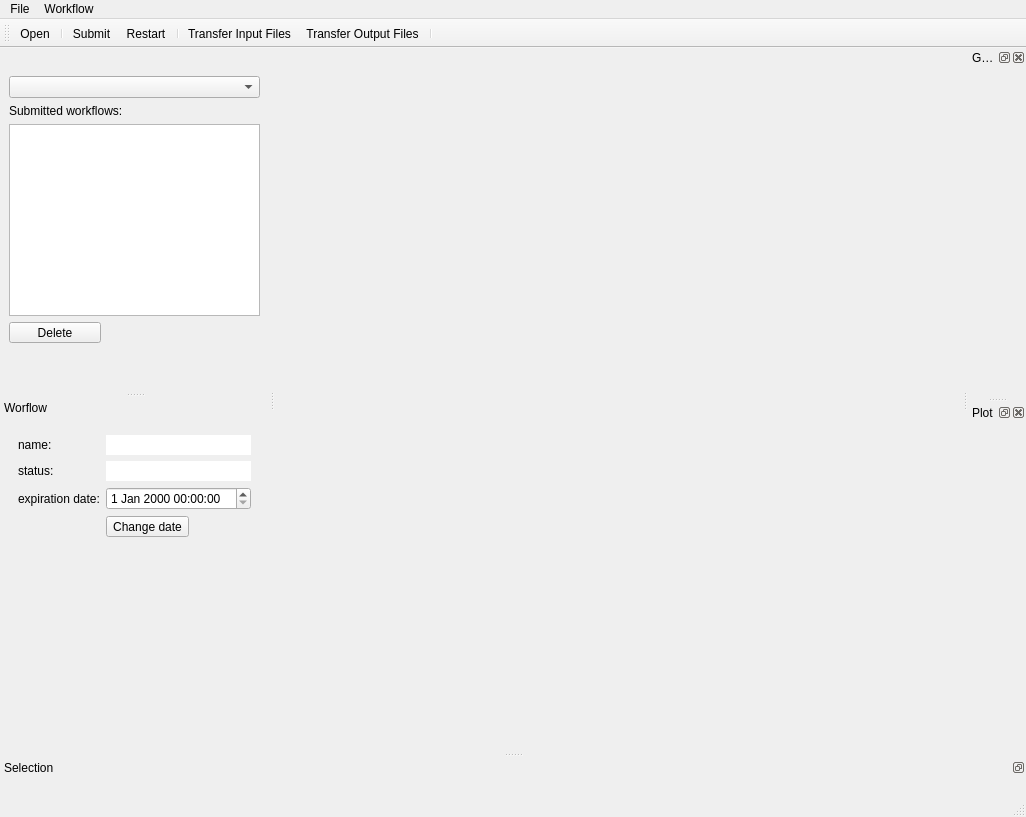
This is python/soma/workflow/gui/WorkflowMainWindow.ui in populse/soma-workflow as Qt 5 draws it before an edit. The edited form follows.
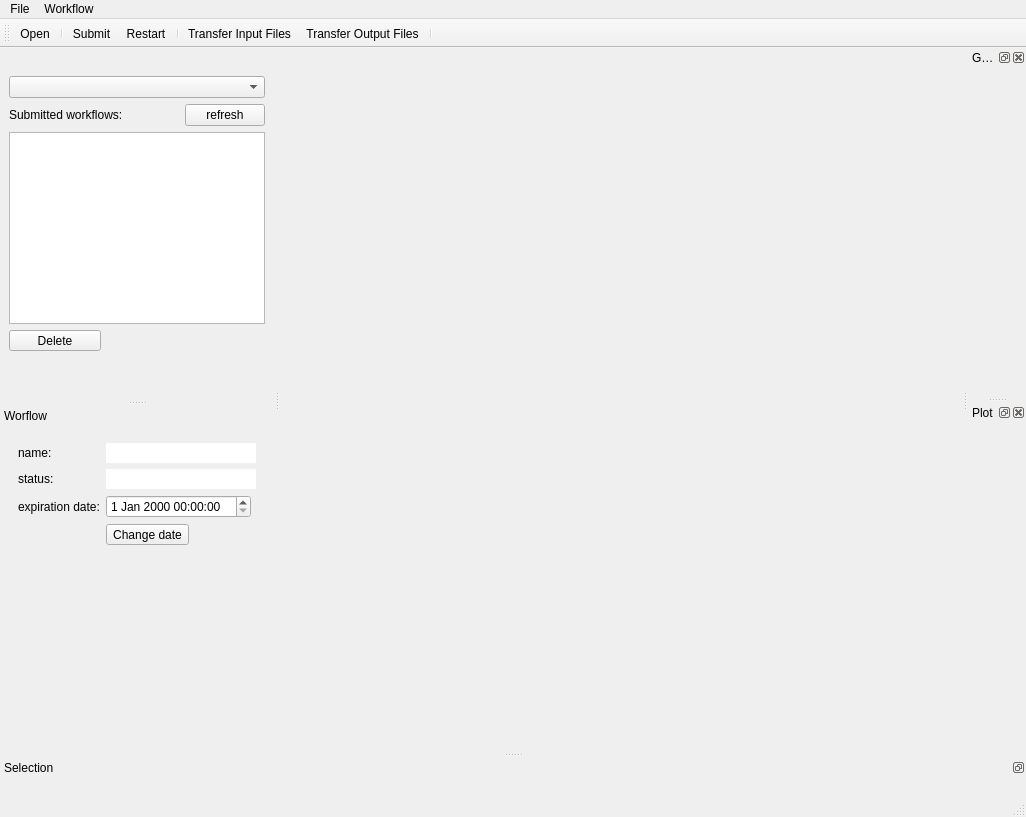
This is the edited form.

Commit message: GUI: button to refresh the workflow list

```diff
--- a/python/soma/workflow/gui/WorkflowMainWindow.ui
+++ b/python/soma/workflow/gui/WorkflowMainWindow.ui
@@ -145,11 +145,35 @@
       </widget>
      </item>
      <item>
+      <layout class="QHBoxLayout" name="horizontalLayout">
+       <item>
       <widget class="QLabel" name="label_3">
        <property name="text">
         <string>Submitted workflows:</string>
        </property>
       </widget>
+       </item>
+       <item>
+        <spacer name="horizontalSpacer">
+         <property name="orientation">
+          <enum>Qt::Horizontal</enum>
+         </property>
+         <property name="sizeHint" stdset="0">
+          <size>
+           <width>40</width>
+           <height>20</height>
+          </size>
+         </property>
+        </spacer>
+       </item>
+       <item>
+        <widget class="QPushButton" name="wf_list_refresh_button">
+         <property name="text">
+          <string>refresh</string>
+         </property>
+        </widget>
+       </item>
+      </layout>
      </item>
      <item>
       <widget class="QListWidget" name="list_widget_submitted_wfs">
```
Left out of the diff: 2 changed lines with no effect on the pictures. Lines whose indentation alone changed are shown as unchanged. The commit also changes 3 other files.
